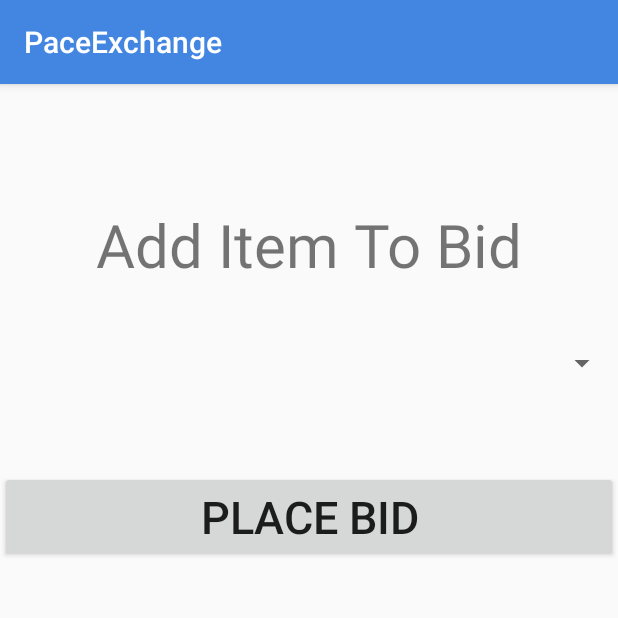
After one commit to avtarbams/PaceXchange, an Android app: the BidInAuction screen opened directly, with no data from a screen before it, on a phone screen of 412 x 824 dp, the top half of it. The commit adds this screen. Run offline under Robolectric (Android 15) with nearby library versions, the phone set to English and light mode, and no system bars; our stand-ins replace Firebase (no records; nobody signed in at launch, a user with empty details on screens opened directly); 1 statement that could not run was skipped.

Commit message:
Bit in Auction added

```diff
--- /dev/null
+++ b/app/src/main/java/com/example/paceexchange/BidInAuction.java
@@ -0,0 +1,120 @@
+package com.example.paceexchange;
+
+import android.support.annotation.NonNull;
+import android.support.v7.app.AppCompatActivity;
+import android.os.Bundle;
+import android.util.Log;
+import android.view.View;
+import android.widget.AdapterView;
+import android.widget.ArrayAdapter;
+import android.widget.Spinner;
+
+import com.google.android.gms.tasks.OnCompleteListener;
+import com.google.android.gms.tasks.Task;
+import com.google.firebase.firestore.CollectionReference;
+import com.google.firebase.firestore.DocumentSnapshot;
+import com.google.firebase.firestore.FirebaseFirestore;
+
+import org.json.JSONArray;
+import org.json.JSONObject;
+
+import java.util.ArrayList;
+import java.util.Iterator;
+import java.util.Map;
+
+public class BidInAuction extends AppCompatActivity {
+    private FirebaseFirestore mFirebaseDatabase;
+    private CollectionReference mFirebaseInventoryCollection;
+    private ArrayList<InventoryData> mCurrentInventorylist;
+    private Spinner mInventoryItemSpinner;
+    private  ArrayAdapter<String> mSpinnerArrayAdapter;
+    private int mCurrentItemPosition;
+
+    @Override
+    protected void onCreate(Bundle savedInstanceState) {
+        super.onCreate(savedInstanceState);
+        setContentView(R.layout.activity_bid_in_auction);
+        mFirebaseDatabase = FirebaseFirestore.getInstance();
+        mFirebaseInventoryCollection = mFirebaseDatabase.collection("inventory");
+        mCurrentInventorylist = new ArrayList<>();
+        mInventoryItemSpinner = findViewById(R.id.inventoryItemSpinner);
+
+        getUsersCurrentFirebaseInventory();
+    }
+
+
+
+    public void getUsersCurrentFirebaseInventory() {
+
+        mFirebaseInventoryCollection.document(LoggedInUser.getInstance().getmLoogedInUser()).get().addOnCompleteListener(new OnCompleteListener<DocumentSnapshot>() {
+            @Override
+            public void onComplete(@NonNull Task<DocumentSnapshot> task) {
+
+                Map<String, Object> map = task.getResult().getData();
+                if (map.get("Items") != null) {
+                    ArrayList<Object> newArray = (ArrayList<Object>) map.get("Items");
+                    Iterator i = newArray.iterator();
+                    while (i.hasNext()) {
+                        Log.d("AVTAR", i.next() + "");
+                        //  Object firstKey = map.keySet().toArray()[0];
+                        //  Object valueForFirstKey = map.get(firstKey);
+
+                    }
+
+                    storeUserCurrentInventory(newArray);
+                }
+            }
+        });
+    }
+
+    private void storeUserCurrentInventory(ArrayList<Object> list) {
+
+        for (int i = 0; i < list.size(); i++) {
+
+            JSONArray arr = new JSONArray(list);
+            JSONObject json = arr.optJSONObject(i);
+            String tradeIn = json.optString("tradeInFor");
+            String category = json.optString("category");
+            String title = json.optString("title");
+            String itemID = json.optString("itemID");
+            String url = json.optString("url");
+            String tag = json.optString("tag");
+
+            mCurrentInventorylist.add(new InventoryData(category, title, tradeIn, itemID, url, tag));
+        }
+
+        String[] itemTitle = new String[mCurrentInventorylist.size()];
+        for(int i=0;i<mCurrentInventorylist.size();i++)
+        {
+            itemTitle[i] = mCurrentInventorylist.get(i).getTitle();
+            Log.d("array",itemTitle[i]);
+        }
+        Log.d("Arraylist",mCurrentInventorylist.toString());
+
+
+        mSpinnerArrayAdapter = new ArrayAdapter<String>
+                (this, android.R.layout.simple_spinner_item,
+                        itemTitle); //selected item will look like a spinner set from XML
+        mSpinnerArrayAdapter.setDropDownViewResource(android.R.layout
+                .simple_spinner_dropdown_item);
+        mInventoryItemSpinner.setAdapter(mSpinnerArrayAdapter);
+        mInventoryItemSpinner.setOnItemSelectedListener(new AdapterView.OnItemSelectedListener() {
+            @Override
+            public void onItemSelected(AdapterView<?> parent, View view, int position, long id) {
+                mCurrentItemPosition = position;
+            }
+
+            @Override
+            public void onNothingSelected(AdapterView<?> parent) {
+
+            }
+        });
+
+
+
+    }
+
+    public void addToButton(View view) {
+        Log.d("item",mCurrentInventorylist.get(mCurrentItemPosition).toString());
+    }
+}
--- a/app/src/main/java/com/example/paceexchange/FirebaseCloudMessenger/MessageService.java
+++ b/app/src/main/java/com/example/paceexchange/FirebaseCloudMessenger/MessageService.java
@@ -12,6 +12,7 @@ import android.support.v4.app.NotificationManagerCompat;
 import android.util.Log;
 
 import com.example.paceexchange.AuctionActivity;
+import com.example.paceexchange.BidInAuction;
 import com.example.paceexchange.R;
 import com.google.firebase.messaging.FirebaseMessagingService;
 import com.google.firebase.messaging.RemoteMessage;
@@ -69,7 +70,7 @@ public class MessageService extends FirebaseMessagingService {
                 .setContentTitle(title)
                 .setContentText(body)
                 .setContentInfo("Info");
-        Intent intent = new Intent(getApplicationContext(), AuctionActivity.class);
+        Intent intent = new Intent(getApplicationContext(), BidInAuction.class);
         PendingIntent pendingIntent = PendingIntent.getActivity(
                 getApplicationContext(),
                 0,
--- /dev/null
+++ b/app/src/main/res/layout/activity_bid_in_auction.xml
@@ -0,0 +1,39 @@
+<?xml version="1.0" encoding="utf-8"?>
+<LinearLayout xmlns:android="http://schemas.android.com/apk/res/android"
+    xmlns:app="http://schemas.android.com/apk/res-auto"
+    xmlns:tools="http://schemas.android.com/tools"
+    android:layout_width="match_parent"
+    android:layout_height="match_parent"
+    tools:context=".BidInAuction"
+    android:orientation="vertical"
+    >
+
+
+    <TextView
+        android:id="@+id/AddItemToBid"
+        android:layout_width="match_parent"
+        android:layout_height="wrap_content"
+        android:gravity="center"
+        android:text="@string/add_item_to_bid"
+        android:textSize="40sp"
+        android:layout_marginTop="80dp"/>
+
+
+    <Spinner
+        android:id="@+id/inventoryItemSpinner"
+        android:layout_width="match_parent"
+        android:layout_height="wrap_content"
+        android:layout_marginTop="40dp"
+        android:gravity="center"
+        />
+
+    <Button
+        android:id="@+id/addToBidButton"
+        android:layout_marginTop="60dp"
+        android:layout_width="match_parent"
+        android:layout_height="wrap_content"
+        android:onClick="addToButton"
+        android:text="@string/place_bid"
+        android:textSize="30sp"/>
+
+</LinearLayout>
--- a/app/src/main/res/values/strings.xml
+++ b/app/src/main/res/values/strings.xml
@@ -69,6 +69,8 @@
     <string name="available_items">Available Items</string>
     <string name="add_item_to_auction">Add To Auction</string>
     <string name="tag">tag</string>
+    <string name="add_item_to_bid">Add Item To Bid</string>
+    <string name="place_bid">Place Bid</string>
     <string-array name="item_array">
         <item>Clothing</item>
         <item>Books</item>
```
Also changed, not shown: app/src/main/AndroidManifest.xml (+5 -2 lines), app/src/main/java/com/example/paceexchange/InventoryData.java (+13 -0 lines).
